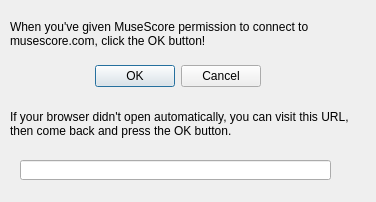
Before: the Qt Designer form branches/mscore-0-9-6/mscore/share/plugins/musescore.com/ui/authorize_dialog.ui in musescore/musescore-old, drawn with Qt 5.
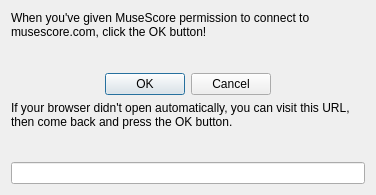
After: the same form once the commit is applied.

What changed in the file:
```diff
--- a/branches/mscore-0-9-6/mscore/share/plugins/musescore.com/ui/authorize_dialog.ui
+++ b/branches/mscore-0-9-6/mscore/share/plugins/musescore.com/ui/authorize_dialog.ui
@@ -10,40 +10,24 @@
     <x>0</x>
     <y>0</y>
     <width>376</width>
-    <height>202</height>
+    <height>195</height>
    </rect>
   </property>
+  <property name="sizePolicy">
+   <sizepolicy hsizetype="Expanding" vsizetype="Expanding">
+    <horstretch>0</horstretch>
+    <verstretch>0</verstretch>
+   </sizepolicy>
+  </property>
   <property name="windowTitle">
    <string>Ready?</string>
   </property>
   <property name="modal">
    <bool>true</bool>
   </property>
-  <widget class="QDialogButtonBox" name="buttonBox">
-   <property name="geometry">
-    <rect>
-     <x>90</x>
-     <y>60</y>
-     <width>171</width>
-     <height>32</height>
-    </rect>
-   </property>
-   <property name="orientation">
-    <enum>Qt::Horizontal</enum>
-   </property>
-   <property name="standardButtons">
-    <set>QDialogButtonBox::Cancel|QDialogButtonBox::Ok</set>
-   </property>
-  </widget>
+  <layout class="QVBoxLayout" name="verticalLayout">
+   <item>
   <widget class="QLabel" name="label">
-   <property name="geometry">
-    <rect>
-     <x>10</x>
-     <y>20</y>
-     <width>351</width>
-     <height>41</height>
-    </rect>
-   </property>
    <property name="mouseTracking">
     <bool>false</bool>
    </property>
@@ -63,15 +47,22 @@
     <bool>true</bool>
    </property>
   </widget>
+   </item>
+   <item>
+    <widget class="QDialogButtonBox" name="buttonBox">
+     <property name="orientation">
+      <enum>Qt::Horizontal</enum>
+     </property>
+     <property name="standardButtons">
+      <set>QDialogButtonBox::Cancel|QDialogButtonBox::Ok</set>
+     </property>
+     <property name="centerButtons">
+      <bool>true</bool>
+     </property>
+    </widget>
+   </item>
+   <item>
   <widget class="QLabel" name="label_2">
-   <property name="geometry">
-    <rect>
-     <x>10</x>
-     <y>110</y>
-     <width>351</width>
-     <height>31</height>
-    </rect>
-   </property>
    <property name="text">
     <string>If your browser didn't open automatically, you can visit this URL, then come back and press the OK button.</string>
    </property>
@@ -82,16 +73,11 @@
     <bool>true</bool>
    </property>
   </widget>
-  <widget class="QLineEdit" name="lineEditUrl">
-   <property name="geometry">
-    <rect>
-     <x>20</x>
-     <y>160</y>
-     <width>311</width>
-     <height>20</height>
-    </rect>
-   </property>
-  </widget>
+   </item>
+   <item>
+    <widget class="QLineEdit" name="lineEditUrl"/>
+   </item>
+  </layout>
  </widget>
  <resources/>
  <connections>
```
Lines whose indentation alone changed are shown as unchanged.
